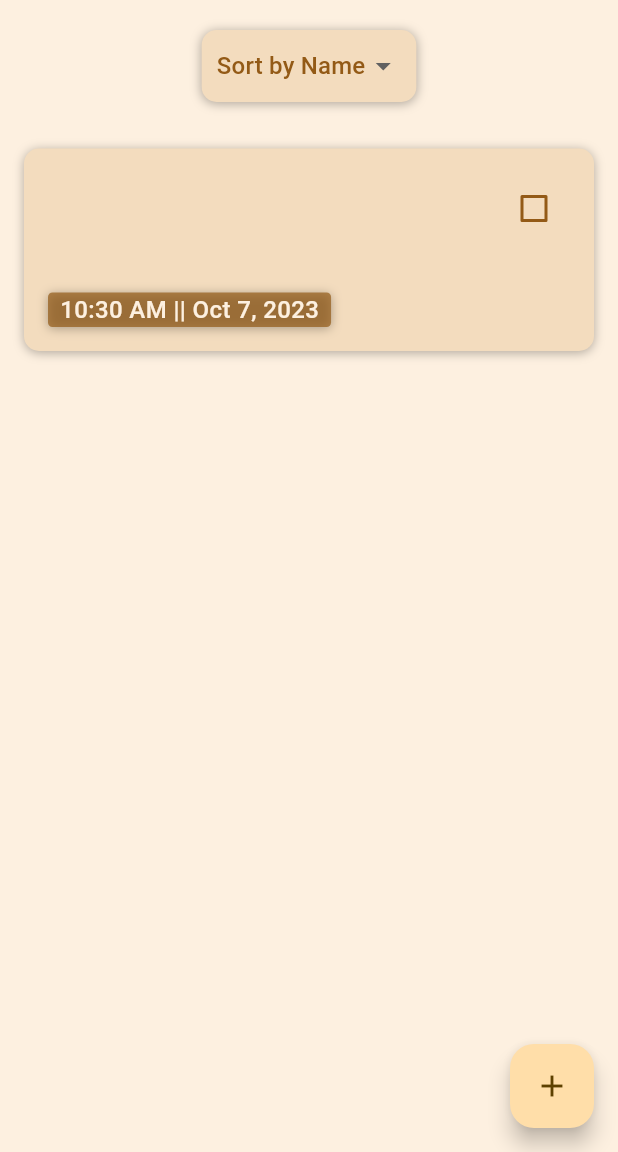
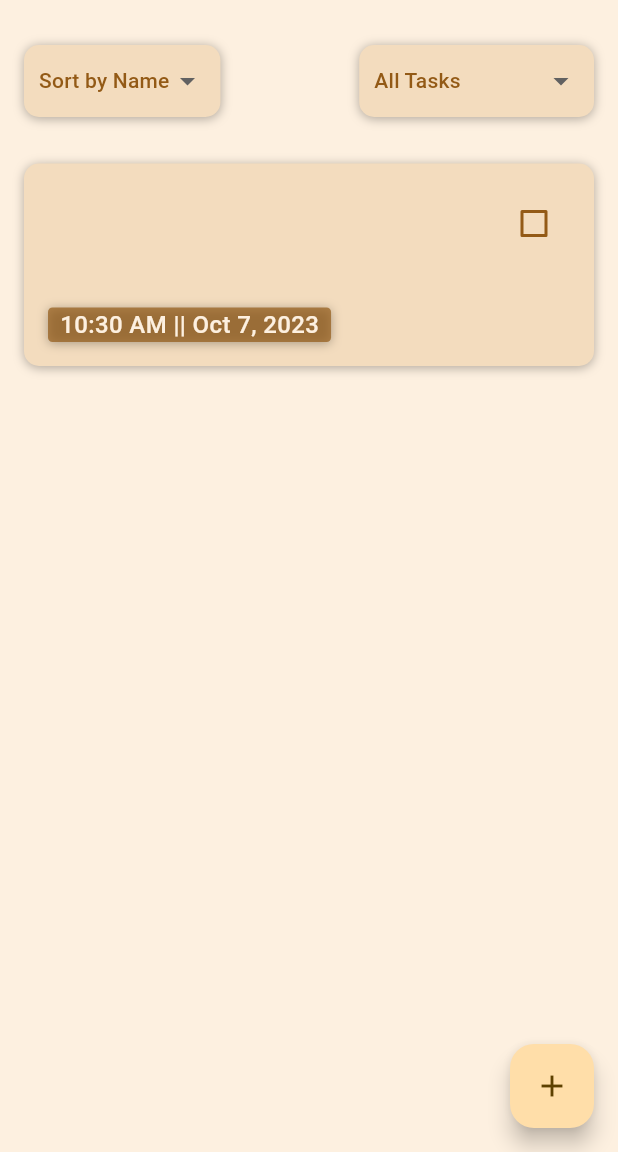
Before and after one commit to hackerboi101/to_do, a Flutter app: the TaskCreateScreen screen opened directly, after a tap on "Add Task", on a phone screen of 412 x 824 dp, the part 84-1236 px from its top. Run offline on Flutter 3.47's test engine with Material 2 defaults, Android fonts, the light colour scheme and no system bars; our stand-ins replace flutter_riverpod, get, sqflite; accounts and stored records are empty; Roboto replaces fonts that are missing (Poppins).

Commit message:
Task (sorting and filtering done)

```diff
--- a/lib/app/features/authentication/domain/authentication_viewmodel.dart
+++ b/lib/app/features/authentication/domain/authentication_viewmodel.dart
@@ -49,8 +49,6 @@ class AuthenticationViewModel extends StateNotifier<AuthenticationState> {
   }
 
   Future<void> signUp(String userName, String email, String password) async {
-    // Implement your sign-up logic here, e.g., creating a new user
-    // and saving their credentials to the repository.
     await _repository.initDatabase();
     final isRegistered =
         await _repository.registerUser(userName, email, password);
--- a/lib/app/features/tasks/data/task_repository_impl.dart
+++ b/lib/app/features/tasks/data/task_repository_impl.dart
@@ -59,9 +59,7 @@ class TaskRepositoryImpl {
     );
   }
 
-  // Function to add a new task
   Future<void> addTask(Task newTask) async {
-    // Find the highest id in the database
     final List<Map<String, dynamic>> result =
         await _database.rawQuery('SELECT MAX(id) as max_id FROM $_tableName');
 
@@ -74,7 +72,6 @@ class TaskRepositoryImpl {
     );
   }
 
-  // Function to edit an existing task
   Future<void> editTask(Task task) async {
     await _database.update(
       _tableName,
@@ -84,7 +81,6 @@ class TaskRepositoryImpl {
     );
   }
 
-  // Function to delete a task by its ID
   Future<void> deleteTask(int taskId) async {
     await _database.delete(
       _tableName,
@@ -93,7 +89,6 @@ class TaskRepositoryImpl {
     );
   }
 
-  // Function to mark a task as completed
   Future<void> markTaskAsCompleted(int taskId) async {
     await _database.update(
       _tableName,
@@ -103,7 +98,6 @@ class TaskRepositoryImpl {
     );
   }
 
-  // Function to unmark a task as completed
   Future<void> unmarkTaskAsCompleted(int taskId) async {
     await _database.update(
       _tableName,
--- a/lib/app/features/tasks/domain/task_viewmodel.dart
+++ b/lib/app/features/tasks/domain/task_viewmodel.dart
@@ -6,7 +6,6 @@ final taskRepositoryProvider = Provider<TaskRepositoryImpl>((ref) {
   return TaskRepositoryImpl();
 });
 
-// Define the state for the TaskViewModel
 class TaskState {
   final List<Task> tasks;
 
@@ -20,7 +19,6 @@ class TaskViewModel extends StateNotifier<TaskState> {
       : _repository = container.read(taskRepositoryProvider),
         super(TaskState(tasks: []));
 
-  // Function to fetch all tasks
   Future<List<Task>> fetchTasks() async {
     await _repository.initDatabase();
     final tasks = await _repository.getAllTasks();
@@ -28,40 +26,35 @@ class TaskViewModel extends StateNotifier<TaskState> {
     return tasks;
   }
 
-  // Function to get a task by its ID
   Future<Task?> getTaskById(int taskId) async {
     await _repository.initDatabase();
     return await _repository.getTaskById(taskId);
   }
 
-  // Function to add a new task
   Future<void> addTask(Task newTask) async {
     await _repository.initDatabase();
     await _repository.addTask(newTask);
-    // Update the state of the TaskState object
+
     state = TaskState(tasks: [...state.tasks, newTask]);
-    fetchTasks(); // Refresh the task list
+    fetchTasks();
   }
 
-  // Function to edit an existing task
   Future<void> editTask(Task editedTask) async {
     await _repository.initDatabase();
     await _repository.editTask(editedTask);
-    fetchTasks(); // Refresh the task list
+    fetchTasks();
   }
 
-  // Function to delete a task by its ID
   Future<void> deleteTask(int taskId) async {
     await _repository.initDatabase();
     await _repository.deleteTask(taskId);
-    fetchTasks(); // Refresh the task list
+    fetchTasks();
   }
 
-  // Function to mark a task as completed
   Future<void> markTaskAsCompleted(int taskId) async {
     await _repository.initDatabase();
     await _repository.markTaskAsCompleted(taskId);
-    // Update the task's completion status in the state
+
     state = TaskState(
       tasks: state.tasks
           .map((task) =>
@@ -70,11 +63,10 @@ class TaskViewModel extends StateNotifier<TaskState> {
     );
   }
 
-  // Function to unmark a task as completed
   Future<void> unmarkTaskAsCompleted(int taskId) async {
     await _repository.initDatabase();
     await _repository.unmarkTaskAsCompleted(taskId);
-    // Update the task's completion status in the state
+
     state = TaskState(
       tasks: state.tasks
           .map((task) =>
--- a/lib/app/features/tasks/presentation/task_list_screen.dart
+++ b/lib/app/features/tasks/presentation/task_list_screen.dart
@@ -14,6 +14,7 @@ final taskViewModelProvider =
 });
 
 final selectedSortOptionProvider = StateProvider<String>((ref) => 'name');
+final selectedFilterOptionProvider = StateProvider<String>((ref) => 'all');
 
 class TaskListScreen extends ConsumerWidget {
   const TaskListScreen({Key? key}) : super(key: key);
@@ -22,6 +23,8 @@ class TaskListScreen extends ConsumerWidget {
   Widget build(BuildContext context, WidgetRef ref) {
     final taskViewModel = ref.watch(taskViewModelProvider.notifier);
     final selectedSortOption = ref.watch(selectedSortOptionProvider.notifier);
+    final selectedFilterOption =
+        ref.watch(selectedFilterOptionProvider.notifier);
 
     return Scaffold(
       backgroundColor: const Color.fromRGBO(253, 240, 224, 1),
@@ -56,8 +59,12 @@ class TaskListScreen extends ConsumerWidget {
       ),
       body: Column(
         children: [
-          const SizedBox(height: 20),
+          const SizedBox(height: 30),
+          Row(
+            mainAxisAlignment: MainAxisAlignment.spaceBetween,
+            children: [
               Container(
+                margin: const EdgeInsets.only(left: 16),
                 padding: const EdgeInsets.symmetric(horizontal: 10),
                 decoration: BoxDecoration(
                   color: const Color.fromRGBO(243, 220, 190, 1),
@@ -84,7 +91,7 @@ class TaskListScreen extends ConsumerWidget {
                       child: Text(
                         'Sort by Name',
                         style: TextStyle(
-                      fontSize: 16,
+                          fontSize: 14,
                           color: Color.fromRGBO(147, 90, 22, 1),
                         ),
                       ),
@@ -94,7 +101,7 @@ class TaskListScreen extends ConsumerWidget {
                       child: Text(
                         'Sort by Date',
                         style: TextStyle(
-                      fontSize: 16,
+                          fontSize: 14,
                           color: Color.fromRGBO(147, 90, 22, 1),
                         ),
                       ),
@@ -106,6 +113,68 @@ class TaskListScreen extends ConsumerWidget {
                   },
                 ),
               ),
+              Container(
+                margin: const EdgeInsets.only(right: 16),
+                padding: const EdgeInsets.symmetric(horizontal: 10),
+                decoration: BoxDecoration(
+                  color: const Color.fromRGBO(243, 220, 190, 1),
+                  borderRadius: BorderRadius.circular(10),
+                  boxShadow: [
+                    BoxShadow(
+                      color: Colors.black.withOpacity(0.3),
+                      blurRadius: 5,
+                      offset: const Offset(0, 1),
+                    ),
+                  ],
+                ),
+                child: DropdownButton<String>(
+                  value: selectedFilterOption.state,
+                  icon: const Icon(Icons.arrow_drop_down),
+                  elevation: 2,
+                  underline: Container(
+                    color: Colors.transparent,
+                  ),
+                  dropdownColor: const Color.fromRGBO(243, 220, 190, 1),
+                  items: const <DropdownMenuItem<String>>[
+                    DropdownMenuItem<String>(
+                      value: 'all',
+                      child: Text(
+                        'All Tasks',
+                        style: TextStyle(
+                          fontSize: 14,
+                          color: Color.fromRGBO(147, 90, 22, 1),
+                        ),
+                      ),
+                    ),
+                    DropdownMenuItem<String>(
+                      value: 'completed',
+                      child: Text(
+                        'Completed Tasks',
+                        style: TextStyle(
+                          fontSize: 14,
+                          color: Color.fromRGBO(147, 90, 22, 1),
+                        ),
+                      ),
+                    ),
+                    DropdownMenuItem<String>(
+                      value: 'incomplete',
+                      child: Text(
+                        'Incomplete Tasks',
+                        style: TextStyle(
+                          fontSize: 14,
+                          color: Color.fromRGBO(147, 90, 22, 1),
+                        ),
+                      ),
+                    ),
+                  ],
+                  onChanged: (value) {
+                    selectedFilterOption.state = value!;
+                    ref.refresh(taskViewModelProvider);
+                  },
+                ),
+              ),
+            ],
+          ),
           Expanded(
             child: FutureBuilder<List<Task>>(
               future: taskViewModel.fetchTasks(),
@@ -116,8 +185,10 @@ class TaskListScreen extends ConsumerWidget {
                   return Center(child: Text('Error: ${snapshot.error}'));
                 } else {
                   final tasks = snapshot.data!;
+                  final filteredTasks = _filterTasks(
+                      taskViewModel, selectedFilterOption.state, tasks);
                   final sortedTasks = _sortTasks(
-                      taskViewModel, selectedSortOption.state, tasks);
+                      taskViewModel, selectedSortOption.state, filteredTasks);
 
                   return Padding(
                     padding: const EdgeInsets.only(top: 20.0),
@@ -153,6 +224,19 @@ class TaskListScreen extends ConsumerWidget {
       sortedTasks.sort((a, b) => a.dueDate.compareTo(b.dueDate));
     }
     return sortedTasks;
+  }
+
+  List<Task> _filterTasks(
+      TaskViewModel taskViewModel, String option, List<Task> tasks) {
+    if (option == 'all') {
+      return tasks;
+    } else if (option == 'completed') {
+      return tasks.where((task) => task.isCompleted).toList();
+    } else if (option == 'incomplete') {
+      return tasks.where((task) => !task.isCompleted).toList();
+    } else {
+      return tasks;
+    }
   }
 }
 
```
Also changed, not shown: lib/app/core/providers/app_providers.dart (+0 -14 lines), lib/app/features/authentication/data/authentication_repository_impl.dart (+0 -7 lines). Lines whose indentation alone changed are shown as unchanged.
